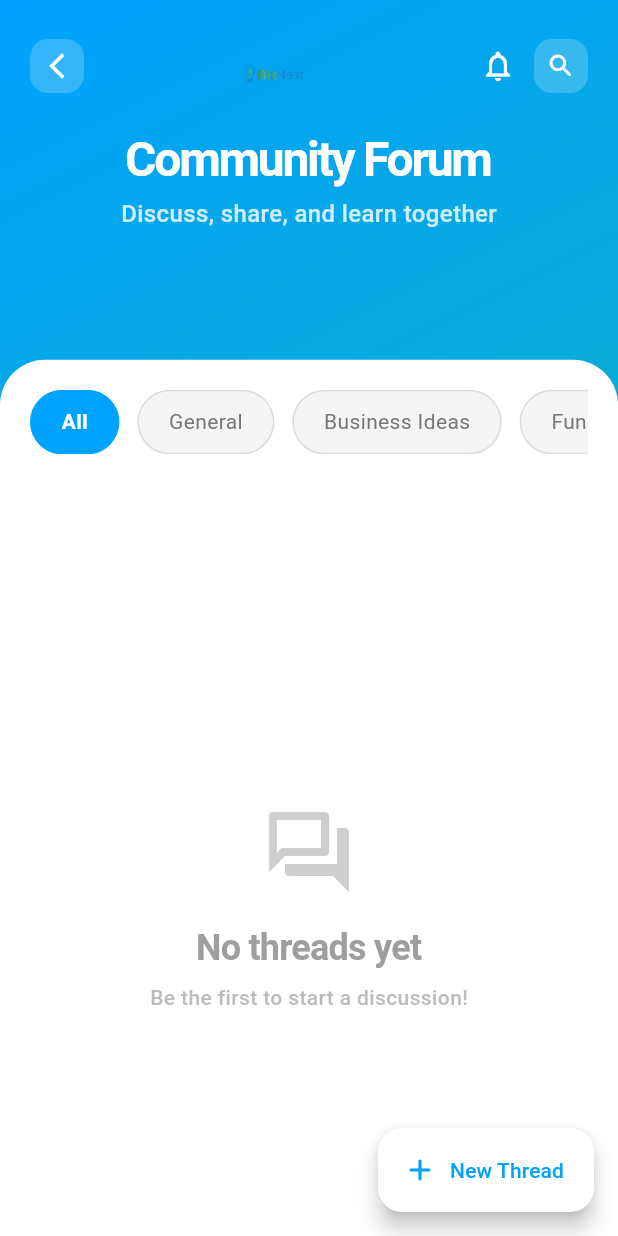
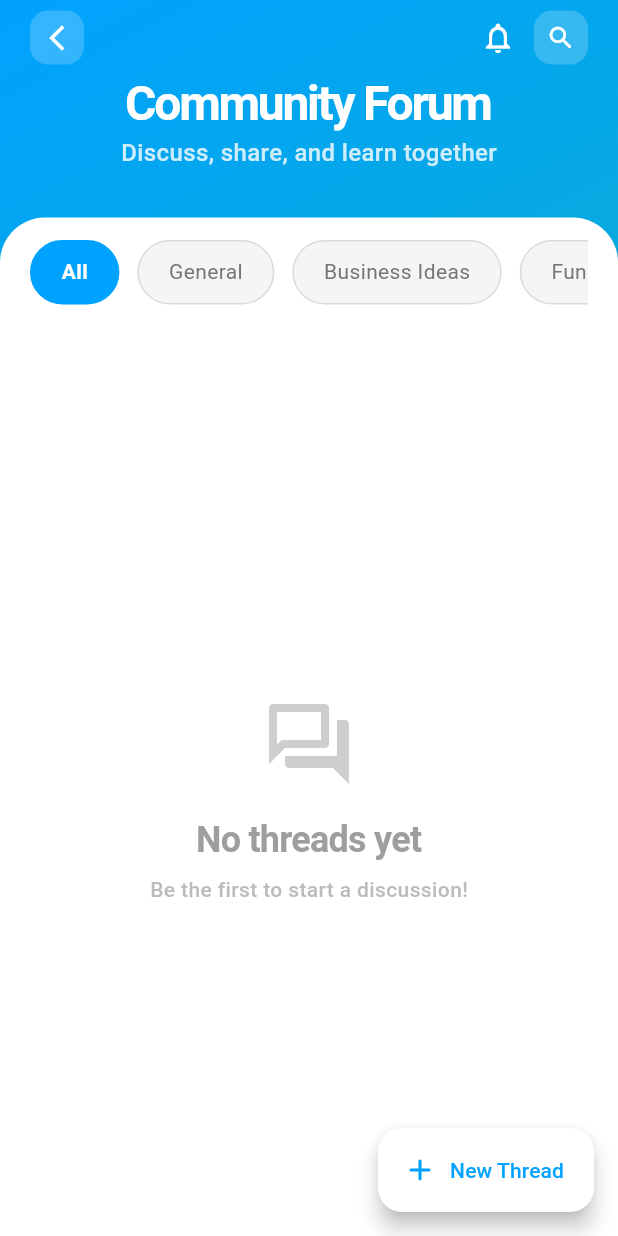
Before and after one commit to luqmanbooso/BizNest-Entrepreneurial-Toolkit-Mobile-App, a Flutter app: the CommunityScreen screen opened directly, on a phone screen of 412 x 824 dp. Run offline on Flutter 3.47's test engine with Material 3 defaults, Android fonts, the phone set to English and light mode, and no system bars; our stand-ins replace cloud_firestore, firebase_auth, firebase_core, fl_chart, shared_preferences, shimmer; accounts and stored records are empty.

Commit message:
refactor: Adjust layout and padding in Community screen for improved UI

```diff
--- a/lib/screens/community_screen.dart
+++ b/lib/screens/community_screen.dart
@@ -1,7 +1,6 @@
 import 'package:flutter/material.dart';
 import 'package:cloud_firestore/cloud_firestore.dart';
 import '../core/theme/modern_theme.dart';
-import '../core/widgets/biznest_logo.dart';
 import '../core/services/auth_service.dart';
 import 'create_thread_screen.dart';
 
@@ -125,6 +124,7 @@
           ),
         ),
         child: SafeArea(
+
           child: Column(
             children: [
               _buildHeader(),
@@ -136,7 +136,10 @@
                       begin: const Offset(0, 0.1),
                       end: Offset.zero,
                     ).animate(_slideAnimation),
-                    child: _buildContent(),
+                    child: Transform.translate(
+                      offset: const Offset(0, -40),
+                      child: _buildContent(),
+                    ),
                   ),
                 ),
               ),
@@ -163,7 +166,7 @@
 
   Widget _buildHeader() {
     return Container(
-      padding: const EdgeInsets.all(20),
+      padding: const EdgeInsets.fromLTRB(20, 1, 20, 0),
       child: Column(
         children: [
           Row(
@@ -184,7 +187,6 @@
                   ),
                 ),
               ),
-              const BizNestLogo(size: 40, showText: false),
               Row(
                 children: [
                   if (AuthService.isAuthenticated)
@@ -236,7 +238,7 @@
               ),
             ],
           ),
-          const SizedBox(height: 20),
+          const SizedBox(height: 2),
           Text(
             'Community Forum',
             style: ModernTheme.headingLarge.copyWith(
@@ -244,7 +246,7 @@
               fontWeight: FontWeight.bold,
             ),
           ),
-          const SizedBox(height: 8),
+          const SizedBox(height: 4),
           Text(
             'Discuss, share, and learn together',
             style: ModernTheme.bodyLarge.copyWith(
@@ -278,7 +280,7 @@
 
   Widget _buildCategoryFilter() {
     return Container(
-      padding: const EdgeInsets.all(20),
+      padding: const EdgeInsets.fromLTRB(20, 15, 20, 10),
       child: SingleChildScrollView(
         scrollDirection: Axis.horizontal,
         child: Row(
```
